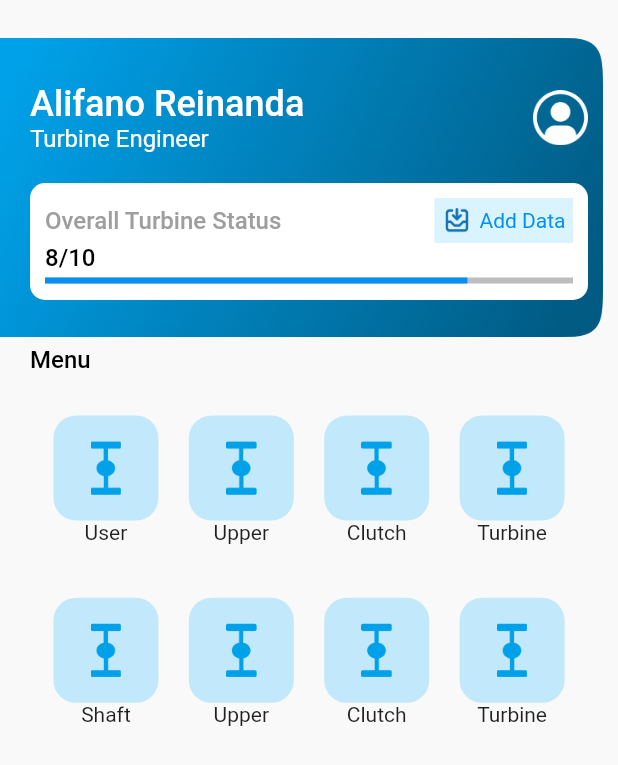
After one commit to nlovencry/freelance-mobile, a Flutter app: the screen it shows after launch, after a tap on "Masuk", on a phone screen of 412 x 824 dp. The commit adds this screen. Shown: the top 765 px of the screen. Run offline on Flutter 3.47's test engine with Material 2 defaults, Android fonts, the light colour scheme and no system bars; our stand-ins replace auto_size_text, cached_network_image, camera, device_info, dropdown_search, easy_localization and 24 more; missing offline and left inert: flutter_app_badger, flutter_cached_pdfview, flutter_downloader, flutter_pdfview, google_maps_flutter_android, google_maps_flutter_platform_interface and 4 more; accounts and stored records are empty; network calls fail; Roboto replaces fonts that are missing (SF-Pro-Display); statements that could not run were skipped.

Commit message:
update
up

```diff
--- a/lib/common/helper/constant.dart
+++ b/lib/common/helper/constant.dart
@@ -26,8 +26,8 @@ class Constant {
   ///
   /// Constant.firstColor;
   ///
-  static Color primaryColor = Color(0xFF093CA9);
-  static Color secondaryColor = Color(0xFF0B4177);
+  static Color primaryColor = Color(0xFF0290F5);
+  static Color secondaryColor = Color(0xFF1871B2);
   static Color tertiaryColor = Color(0xFF8CC6FF);
   static Color quarteryColor = Color(0xFFC5E2FF);
   static Color tableBlueColor = Color(0xFFE9F0FF);
--- a/lib/common/routes.dart
+++ b/lib/common/routes.dart
@@ -2,7 +2,7 @@ part of '../main.dart';
 
 Map<String, WidgetBuilder> get _routes => <String, WidgetBuilder>{
       '/': (context) => SplashView(),
-      '/login': (context) => LoginView(),
+      '/login': (context) => Login2View(),
       '/home': (context) => MainHome(),
       // '/forgot': (context) => ForgotView(),
       '/token': (context) => TokenView(),
--- a/lib/main.dart
+++ b/lib/main.dart
@@ -1,3 +1,4 @@
+import 'package:bimops/src/auth/view/login2_view.dart';
 import 'package:bimops/src/report/asset_performance/provider/asset_performance_provider.dart';
 import 'package:bimops/src/report/download_ba/provider/ba_provider.dart';
 import 'package:bimops/src/report/provider/report_provider.dart';
--- /dev/null
+++ b/lib/src/auth/view/login2_view.dart
@@ -0,0 +1,145 @@
+import 'package:bimops/common/component/custom_button.dart';
+import 'package:bimops/common/component/custom_container.dart';
+import 'package:bimops/common/component/custom_textField.dart';
+import 'package:bimops/common/helper/constant.dart';
+import 'package:bimops/src/auth/provider/auth_provider.dart';
+import 'package:bimops/src/home/view/home1_view.dart';
+import 'package:bimops/src/splash_view.dart';
+import 'package:bimops/utils/utils.dart';
+import 'package:flutter/material.dart';
+import 'package:provider/provider.dart';
+
+class Login2View extends StatefulWidget {
+  const Login2View({super.key});
+
+  @override
+  State<Login2View> createState() => _Login2ViewState();
+}
+
+class _Login2ViewState extends State<Login2View> {
+  @override
+  Widget build(BuildContext context) {
+    final authP = context.watch<AuthProvider>();
+    return Scaffold(
+      body: Container(
+        padding: EdgeInsets.all(20),
+        child: Column(
+          mainAxisAlignment: MainAxisAlignment.center,
+          crossAxisAlignment: CrossAxisAlignment.center,
+          children: [
+            CircleAvatar(
+              backgroundColor: Colors.grey.shade300,
+              radius: 50,
+            ),
+            SizedBox(
+              height: 25,
+            ),
+            Text(
+              "Selamat Datang",
+              style: TextStyle(
+                color: Colors.black,
+                fontSize: 20,
+                fontWeight: FontWeight.w500,
+              ),
+            ),
+            SizedBox(
+              height: 5,
+            ),
+            Text(
+                "Selamat datang, sebelum login pastikan kamu memasukan akun dengan benar.",
+                textAlign: TextAlign.center,
+                style: TextStyle(
+                  color: Colors.grey.shade400,
+                  fontSize: 14,
+                )),
+            SizedBox(
+              height: 20,
+            ),
+            CustomTextField.borderTextField(
+              controller: authP.usernameC,
+              fillColor: Colors.white,
+              hintColor: Constant.quarteryColor,
+              hintText: "Username",
+              labelFontSize: 20,
+              labelFontWeight: FontWeight.bold,
+              labelColor: Constant.primaryColor,
+              borderColor: Constant.primaryColor,
+            ),
+            SizedBox(height: 20),
+            CustomTextField.borderTextField(
+              controller: authP.passC,
+              fillColor: Colors.white,
+              hintColor: Constant.quarteryColor,
+              hintText: "Password",
+              labelFontSize: 20,
+              labelFontWeight: FontWeight.bold,
+              labelColor: Constant.primaryColor,
+              borderColor: Constant.primaryColor,
+              obscureText: authP.obscurePass,
+              onEditingComplete: () async {
+                // FocusScope.of(context).requestFocus(new FocusNode());
+                // // Validate returns true if the form is valid, or false otherwise.
+                // if (auth.loginKey.currentState!.validate()) {
+                //   // If the form is valid, display a snackbar. In the real world,
+                //   // you'd often call a server or save the information in a database.
+                //   WrapLoading(auth.login()).then((value) {
+                //     // Navigator.pushReplacementNamed(context, '/home');
+                //     Navigator.restorablePushReplacementNamed(
+                //         context, '/home');
+                //   }).onError((error, stackTrace) {
+                //     CustomAlert.showSnackBar(
+                //       context,
+                //       error.toString().toLowerCase().contains("doctype")
+                //           ? "Maaf, Terjadi Galat!"
+                //           : error.toString(),
+                //       true,
+                //     );
+                //   });
+                // }
+                try {
+                  final result = await context.read<AuthProvider>().login();
+                  if (result.success == true) {
+                    await context.read<AuthProvider>().updateFirebaseToken();
+                    Navigator.pushReplacementNamed(context, '/home',
+                        arguments: "");
+                  } else {
+                    Utils.showFailed(msg: result.message ?? "Error");
+                  }
+                } catch (e) {
+                  Utils.showFailed(
+                      msg: e.toString().toLowerCase().contains("doctype")
+                          ? "Maaf, Terjadi Galat!"
+                          : "$e");
+                }
+              },
+              suffixIcon: InkWell(
+                onTap: () => authP.toggleObscurePass(),
+                child: Icon(
+                  authP.obscurePass ? Icons.visibility_off : Icons.visibility,
+                  color: Constant.primaryColor,
+                ),
+              ),
+            ),
+            SizedBox(height: 30),
+            InkWell(
+                onTap: () {
+                  Navigator.push(context,
+                      MaterialPageRoute(builder: (context) => SplashView()));
+                },
+                child: Text("Belum Punya akun?")),
+            Text(
+              "Daftar disini",
+              style:
+                  TextStyle(color: Colors.black, fontWeight: FontWeight.w500),
+            ),
+            SizedBox(height: 60),
+            CustomButton.mainButton("Masuk", () {
+              Navigator.push(context, MaterialPageRoute(builder: (context)=> Home1View()));
+            },
+                borderRadius: BorderRadius.circular(10))
+          ],
+        ),
+      ),
+    );
+  }
+}
--- /dev/null
+++ b/lib/src/home/view/home1_view.dart
@@ -0,0 +1,222 @@
+import 'package:bimops/common/component/custom_container.dart';
+import 'package:bimops/common/helper/constant.dart';
+import 'package:flutter/material.dart';
+
+class Home1View extends StatefulWidget {
+  const Home1View({super.key});
+
+  @override
+  State<Home1View> createState() => _Home1ViewState();
+}
+
+class _Home1ViewState extends State<Home1View> {
+  static const List<String> staticArray = [
+    'User',
+    'Upper',
+    'Clutch',
+    'Turbine',
+    'Shaft',
+    'Upper',
+    'Clutch',
+    'Turbine'
+  ];
+
+  @override
+  Widget build(BuildContext context) {
+    Widget headKonten() {
+      return Container(
+        height: 200,
+        width: double.infinity,
+        margin: EdgeInsets.only(right: 10, top: 25),
+        padding: EdgeInsets.fromLTRB(20, 30, 10, 15),
+        decoration: BoxDecoration(
+            image: DecorationImage(
+                image: AssetImage('assets/images/img_home.png'),
+                fit: BoxFit.contain)),
+        child: Column(
+          children: [
+            Row(
+              mainAxisAlignment: MainAxisAlignment.spaceBetween,
+              children: [
+                Column(
+                  crossAxisAlignment: CrossAxisAlignment.start,
+                  children: [
+                    Text(
+                      "Alifano Reinanda",
+                      style: TextStyle(
+                          color: Colors.white,
+                          fontSize: 24,
+                          fontWeight: FontWeight.w500),
+                    ),
+                    Text(
+                      "Turbine Engineer",
+                      style: TextStyle(
+                        color: Colors.white,
+                        fontSize: 16,
+                      ),
+                    ),
+                  ],
+                ),
+                Image.asset(
+                  'assets/icons/ic-prof-home.png',
+                  scale: 1.8,
+                ),
+              ],
+            ),
+            SizedBox(
+              height: 20,
+            ),
+            Expanded(
+              child: Container(
+                margin: EdgeInsets.only(bottom: 10),
+                padding: EdgeInsets.all(10),
+                decoration: BoxDecoration(
+                    borderRadius: BorderRadius.circular(10),
+                    color: Colors.white),
+                child: Column(
+                  mainAxisAlignment: MainAxisAlignment.start,
+                  crossAxisAlignment: CrossAxisAlignment.start,
+                  children: [
+                    Row(
+                      mainAxisAlignment: MainAxisAlignment.spaceBetween,
+                      children: [
+                        Text(
+                          "Overall Turbine Status",
+                          style: TextStyle(
+                              color: Colors.grey,
+                              fontWeight: FontWeight.w500,
+                              fontSize: 16),
+                        ),
+                        SizedBox(
+                          width: 30,
+                        ),
+                        Container(
+                            padding: EdgeInsets.all(5),
+                            height: 30,
+                            color: Colors.lightBlueAccent.shade100
+                                .withOpacity(0.3),
+                            child: Row(
+                              mainAxisAlignment: MainAxisAlignment.center,
+                              children: [
+                                Image.asset(
+                                  'assets/icons/ic-inbox.png',
+                                  fit: BoxFit.contain,
+                                ),
+                                SizedBox(
+                                  width: 5,
+                                ),
+                                Text(
+                                  "Add Data",
+                                  style: TextStyle(
+                                    color: Constant.primaryColor,
+                                  ),
+                                )
+                              ],
+                            ))
+                      ],
+                    ),
+                    Text(
+                      "8/10",
+                      style: TextStyle(
+                          color: Colors.black,
+                          fontWeight: FontWeight.w500,
+                          fontSize: 16),
+                    ),
+                    SizedBox(
+                      height: 4,
+                    ),
+                    LinearProgressIndicator(
+                      value: 0.8,
+                      color: Constant.primaryColor,
+                      backgroundColor: Colors.grey.shade400,
+                    ),
+                  ],
+                ),
+              ),
+            )
+          ],
+        ),
+      );
+    }
+
+    Widget bodyKonten() {
+      return Container(
+          padding: EdgeInsets.symmetric(horizontal: 20),
+          width: double.infinity,
+          height: 500,
+          child: Column(
+            crossAxisAlignment: CrossAxisAlignment.start,
+            children: [
+              Text(
+                "Menu",
+                style: TextStyle(
+                    color: Colors.black,
+                    fontSize: 16,
+                    fontWeight: FontWeight.w500),
+              ),
+              SizedBox(
+                height: 20,
+              ),
+              GridView.count(
+                shrinkWrap: true,
+                  crossAxisCount: 4,
+                childAspectRatio: 0.8,
+                crossAxisSpacing: 5.0, // Spasi antar kolom
+                mainAxisSpacing: 15.0, // Spasi antar baris
+                padding: EdgeInsets.all(8.0),
+                children: List.generate(staticArray.length, (index) => Column(
+                  children: [
+                    Container(
+                      height: 70,
+                      width: 70,
+                      decoration: BoxDecoration(
+                          borderRadius: BorderRadius.circular(15),
+                          color: Colors.lightBlueAccent.shade200
+                              .withOpacity(0.3),
+                          image: DecorationImage(
+                              image: AssetImage('assets/icons/ic-menu1.png'),
+                              scale: 2)),
+                    ),
+                    Text(staticArray[index])
+                  ],
+                ),),
+              ),
+              // Row(
+              //   children: [
+              //     Column(
+              //       children: [
+              //         Container(
+              //           height: 70,
+              //           width: 70,
+              //           decoration: BoxDecoration(
+              //               borderRadius: BorderRadius.circular(15),
+              //               color: Colors.lightBlueAccent.shade200
+              //                   .withOpacity(0.3),
+              //               image: DecorationImage(
+              //                   image: AssetImage('assets/icons/ic-menu1.png'),
+              //                   scale: 2)),
+              //         ),
+              //       ],
+              //     )
+              //   ],
+              // ),
+            ],
+          ));
+    }
+
+    return Scaffold(
+      body: SingleChildScrollView(
+        child: Column(
+          crossAxisAlignment: CrossAxisAlignment.start,
+          children: [
+            headKonten(),
+            SizedBox(
+              height: 5,
+            ),
+            bodyKonten(),
+          ],
+        ),
+      ),
+    );
+  }
+}
--- a/lib/src/splash_view.dart
+++ b/lib/src/splash_view.dart
@@ -42,27 +42,25 @@ class _SplashViewState extends State<SplashView> {
         width: double.infinity,
         height: double.infinity,
         decoration: BoxDecoration(
-          image: DecorationImage(
-              image: AssetImage('assets/images/img-splash.jpg'),
-              fit: BoxFit.cover),
+          color: Colors.white,
         ),
         child: Column(
-          mainAxisAlignment: MainAxisAlignment.spaceBetween,
+          mainAxisAlignment: MainAxisAlignment.end,
           children: [
-            Container(
-                margin: EdgeInsets.only(top: 80),
-                child: Center(
-                    child: Image.asset('assets/icons/ic-bimops-rectangle2.png',
-                        width: 200))),
+            CircleAvatar(
+              backgroundColor: Colors.grey.shade300,
+              radius: 60,
+            ),
+            SizedBox(
+              height: 180,
+            ),
             Column(
+              mainAxisAlignment: MainAxisAlignment.end,
               children: [
-                Text("Powered by", style: Constant.whiteRegular12),
-                Constant.xSizedBox16,
                 SizedBox(
-                    width: 130,
-                    child: Image.asset('assets/icons/ic-pelindo.png')),
-                Constant.xSizedBox32,
-                Constant.xSizedBox8,
+                    height: 70,
+                    child: Image.asset('assets/images/img_splashscreen.png')),
+                Constant.xSizedBox24,
               ],
             )
           ],
```
Also changed, not shown: assets/Vector.png (added), assets/icons/ic-inbox.png (added), assets/icons/ic-menu1.png (added), assets/icons/ic-prof-home.png (added), assets/images/img_home.png (added), assets/images/img_splashscreen.png (added), 1 other file.
